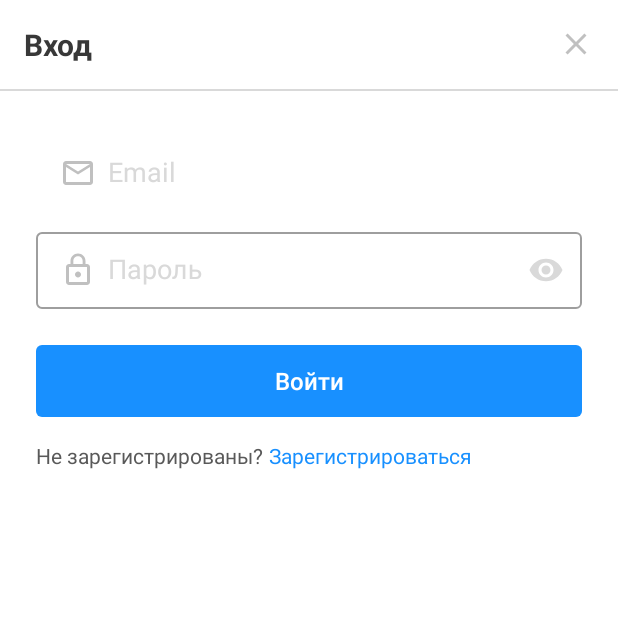
After one commit to indiratemk/hackathon-app, an Android app: the AuthotizationActivity screen opened directly, with no data from a screen before it, on a phone screen of 412 x 824 dp, the top half of it. The commit adds this screen. Run offline under Robolectric (Android 15) with nearby library versions, the phone set to English and light mode, and no system bars.

Commit message:
add authorization activity with design

```diff
--- a/app/src/main/AndroidManifest.xml
+++ b/app/src/main/AndroidManifest.xml
@@ -12,9 +12,14 @@
         android:roundIcon="@mipmap/ic_launcher_round"
         android:supportsRtl="true"
         android:theme="@style/AppTheme">
-        <activity android:name=".MainActivity"
+        <activity
+            android:name=".presentation.authorization.AuthotizationActivity"
             android:screenOrientation="portrait" />
-        <activity android:name=".RegistrationActivity"
+        <activity
+            android:name=".MainActivity"
+            android:screenOrientation="portrait" />
+        <activity
+            android:name=".presentation.registration.RegistrationActivity"
             android:screenOrientation="portrait">
             <intent-filter>
                 <action android:name="android.intent.action.MAIN" />
--- /dev/null
+++ b/app/src/main/java/com/example/hackathon/presentation/authorization/AuthotizationActivity.kt
@@ -0,0 +1,13 @@
+package com.example.hackathon.presentation.authorization
+
+import androidx.appcompat.app.AppCompatActivity
+import android.os.Bundle
+import com.example.hackathon.R
+
+class AuthotizationActivity : AppCompatActivity() {
+
+    override fun onCreate(savedInstanceState: Bundle?) {
+        super.onCreate(savedInstanceState)
+        setContentView(R.layout.activity_authotization)
+    }
+}
--- /dev/null
+++ b/app/src/main/res/layout/activity_authotization.xml
@@ -0,0 +1,102 @@
+<?xml version="1.0" encoding="utf-8"?>
+<LinearLayout xmlns:android="http://schemas.android.com/apk/res/android"
+    xmlns:app="http://schemas.android.com/apk/res-auto"
+    xmlns:tools="http://schemas.android.com/tools"
+    android:layout_width="match_parent"
+    android:layout_height="match_parent"
+    android:orientation="vertical"
+    android:background="@color/colorWhite"
+    tools:context=".presentation.authorization.AuthotizationActivity">
+
+    <LinearLayout
+        android:layout_width="match_parent"
+        android:layout_height="wrap_content"
+        android:orientation="horizontal"
+        android:gravity="center_vertical"
+        android:padding="16dp">
+
+        <TextView
+            style="@style/PrimaryBoldTextView20"
+            android:layout_width="0dp"
+            android:layout_height="wrap_content"
+            android:layout_weight="1"
+            android:text="@string/authorization_name" />
+
+        <ImageView
+            android:id="@+id/ivClose"
+            android:layout_width="wrap_content"
+            android:layout_height="wrap_content"
+            android:src="@drawable/ic_close"
+            android:contentDescription="@null"/>
+    </LinearLayout>
+
+    <View
+        android:layout_width="match_parent"
+        android:layout_height="1dp"
+        android:background="@color/colorGray"/>
+
+    <com.google.android.material.textfield.TextInputLayout
+        style="@style/InputTextOutlined"
+        android:layout_marginTop="24dp"
+        android:layout_marginStart="24dp"
+        android:layout_marginEnd="24dp">
+
+        <com.google.android.material.textfield.TextInputEditText
+            android:id="@+id/tietEmail"
+            style="@style/MaterialEditText14"
+            android:drawableStart="@drawable/ic_mail"
+            android:drawablePadding="8dp"
+            android:hint="@string/registration_email" />
+    </com.google.android.material.textfield.TextInputLayout>
+
+    <com.google.android.material.textfield.TextInputLayout
+        style="@style/InputTextOutlined"
+        android:layout_marginTop="8dp"
+        android:layout_marginStart="24dp"
+        android:layout_marginEnd="24dp"
+        app:passwordToggleEnabled="true"
+        app:passwordToggleTint="@color/colorGray">
+
+        <com.google.android.material.textfield.TextInputEditText
+            android:id="@+id/tietPassword"
+            style="@style/MaterialEditText14"
+            android:drawableStart="@drawable/ic_lock"
+            android:drawablePadding="8dp"
+            android:textColor="@color/colorBlack"
+            android:hint="@string/registration_password"
+            android:inputType="textPassword" />
+    </com.google.android.material.textfield.TextInputLayout>
+
+    <Button
+        android:id="@+id/btnSignIn"
+        style="@style/PrimaryButton"
+        android:layout_marginStart="24dp"
+        android:layout_marginEnd="24dp"
+        android:layout_marginTop="24dp"
+        android:text="@string/authorization_sign_in"
+        android:foreground="?android:attr/selectableItemBackground"/>
+
+    <LinearLayout
+        android:layout_width="match_parent"
+        android:layout_height="wrap_content"
+        android:layout_marginStart="24dp"
+        android:layout_marginEnd="24dp"
+        android:layout_marginTop="16dp"
+        android:orientation="horizontal">
+
+        <TextView
+            style="@style/SecondaryTextView14"
+            android:layout_width="wrap_content"
+            android:layout_height="wrap_content"
+            android:layout_marginEnd="4dp"
+            android:text="@string/authorization_not_signed_up" />
+
+        <TextView
+            android:id="@+id/tvSignUp"
+            style="@style/AccentTextView14"
+            android:layout_width="wrap_content"
+            android:layout_height="wrap_content"
+            android:text="@string/authorization_sign_up"
+            android:foreground="?android:attr/selectableItemBackground"/>
+    </LinearLayout>
+</LinearLayout>
--- a/app/src/main/res/values/strings.xml
+++ b/app/src/main/res/values/strings.xml
@@ -6,8 +6,15 @@
     <string name="registration_login">Логин</string>
     <string name="registration_password">Пароль</string>
     <string name="registration_email">Email</string>
-    <string name="registration_signup">Зарегистрироваться</string>
+    <string name="registration_sign_up">Зарегистрироваться</string>
     <string name="registration_has_account">Есть аккаунт?</string>
-    <string name="registration_signin">Войти</string>
+    <string name="registration_sign_in">Войти</string>
+    <!--endregion-->
+
+    <!--region AUTHORIZATION-->
+    <string name="authorization_name">Вход</string>
+    <string name="authorization_sign_in">Войти</string>
+    <string name="authorization_not_signed_up">Не зарегистрированы?</string>
+    <string name="authorization_sign_up">Зарегистрироваться</string>
     <!--endregion-->
 </resources>
```
